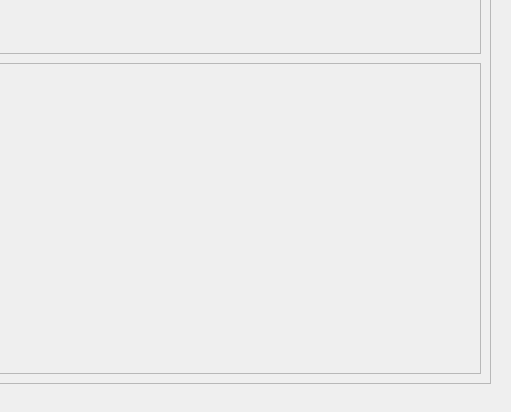
ravenvz/SprintTimer, file src/gui/ui/statistics_widget.ui: the form before one commit; both pictures show x 570 to 1081 and y 327 to 739 of the 1081 by 739 pixel window.
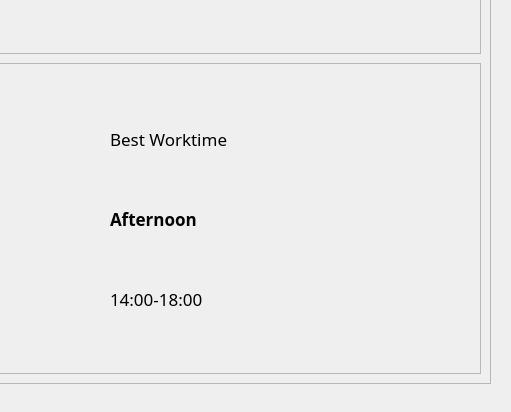
The form after the commit. Custom widgets are drawn as their Qt base class.

Commit message: Implement Best Worktime diagram

```diff
--- a/src/gui/ui/statistics_widget.ui
+++ b/src/gui/ui/statistics_widget.ui
@@ -205,16 +205,6 @@
     </layout>
    </widget>
   </widget>
-  <widget class="QWidget" name="widget_2" native="true">
-   <property name="geometry">
-    <rect>
-     <x>700</x>
-     <y>501</y>
-     <width>331</width>
-     <height>191</height>
-    </rect>
-   </property>
-  </widget>
   <widget class="QFrame" name="frame_2">
    <property name="geometry">
     <rect>
@@ -224,6 +214,18 @@
      <height>311</height>
     </rect>
    </property>
+   <property name="minimumSize">
+    <size>
+     <width>1011</width>
+     <height>311</height>
+    </size>
+   </property>
+   <property name="maximumSize">
+    <size>
+     <width>16777215</width>
+     <height>311</height>
+    </size>
+   </property>
    <property name="frameShape">
     <enum>QFrame::StyledPanel</enum>
    </property>
@@ -246,6 +248,69 @@
    <property name="frameShadow">
     <enum>QFrame::Raised</enum>
    </property>
+   <widget class="QWidget" name="verticalLayoutWidget">
+    <property name="geometry">
+     <rect>
+      <x>660</x>
+      <y>370</y>
+      <width>351</width>
+      <height>291</height>
+     </rect>
+    </property>
+    <layout class="QVBoxLayout" name="verticalLayoutBestWorktime">
+     <item>
+      <widget class="QLabel" name="label_3">
+       <property name="font">
+        <font>
+         <family>.Helvetica Neue Desk UI</family>
+         <pointsize>13</pointsize>
+         <weight>50</weight>
+         <bold>false</bold>
+        </font>
+       </property>
+       <property name="text">
+        <string>Best Worktime</string>
+       </property>
+      </widget>
+     </item>
+     <item>
+      <widget class="QLabel" name="labelBestWorktimeName">
+       <property name="maximumSize">
+        <size>
+         <width>16777215</width>
+         <height>18</height>
+        </size>
+       </property>
+       <property name="font">
+        <font>
+         <family>.Helvetica Neue Desk UI</family>
+         <pointsize>13</pointsize>
+         <weight>75</weight>
+         <bold>true</bold>
+        </font>
+       </property>
+       <property name="text">
+        <string>Afternoon</string>
+       </property>
+      </widget>
+     </item>
+     <item>
+      <widget class="QLabel" name="labelBestWorktimeHours">
+       <property name="font">
+        <font>
+         <family>.Helvetica Neue Desk UI</family>
+         <pointsize>13</pointsize>
+         <weight>50</weight>
+         <bold>false</bold>
+        </font>
+       </property>
+       <property name="text">
+        <string>14:00-18:00</string>
+       </property>
+      </widget>
+     </item>
+    </layout>
+   </widget>
   </widget>
   <zorder>frame_2</zorder>
   <zorder>frame_3</zorder>
```
Left out of the diff: 2 changed lines with no effect on the pictures. The commit also changes 8 other files.
